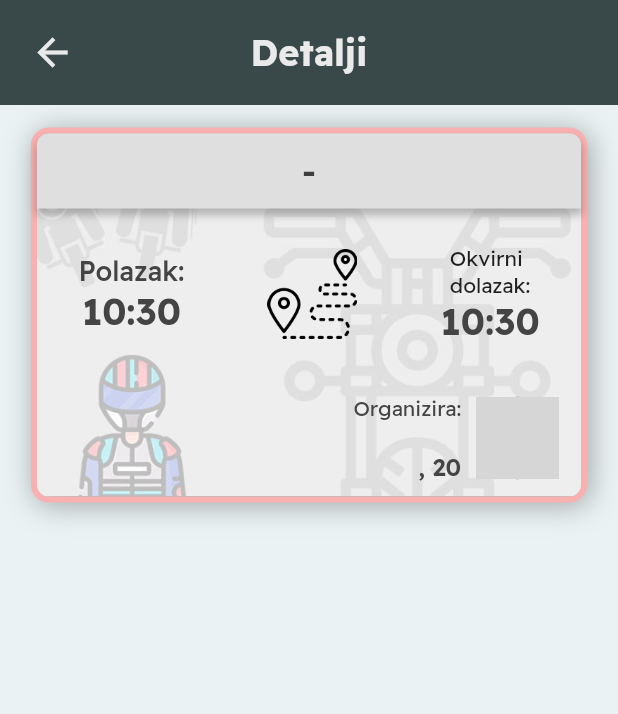
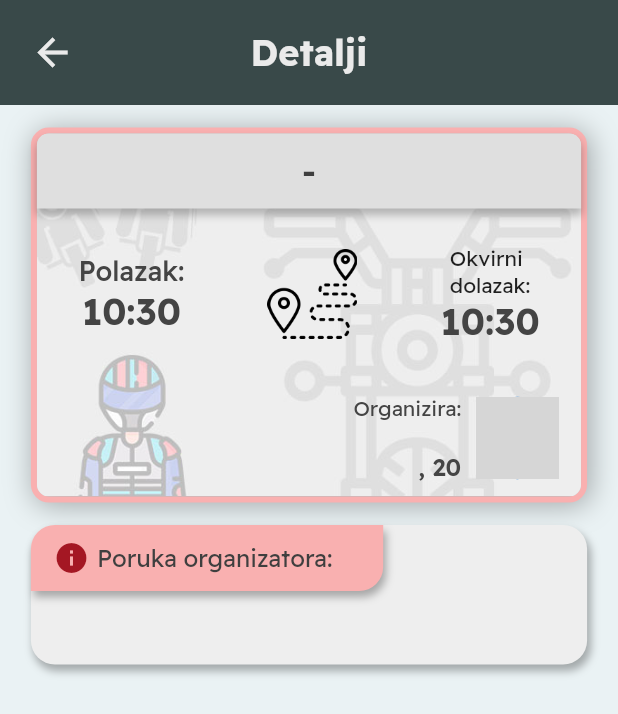
Before and after one commit to CroAnna/BikerZone, a Flutter app: the RideDetailsScreen screen opened directly with empty values, on a phone screen of 412 x 824 dp. Shown: the top 714 px of the screen. Run offline on Flutter 3.47's test engine with Material 2 defaults, Android fonts, the phone set to English and light mode, and no system bars; our stand-ins replace cloud_firestore, dot_navigation_bar, firebase_auth, firebase_core, firebase_storage, image_picker; accounts and stored records are empty; network calls fail; grey boxes are pictures that could not be loaded.

Commit message:
[ADD] organizer's message in ride details

```diff
--- a/lib/models/ride.dart
+++ b/lib/models/ride.dart
@@ -1,5 +1,3 @@
-import 'dart:ffi';
-
 import 'package:cloud_firestore/cloud_firestore.dart';
 
 class Ride {
--- a/lib/screens/find_ride_screen.dart
+++ b/lib/screens/find_ride_screen.dart
@@ -1,6 +1,5 @@
 import 'package:bikerzone/models/ride.dart';
 import 'package:bikerzone/models/user.dart';
-import 'package:bikerzone/screens/ride_details_screen.dart';
 import 'package:bikerzone/services/general_service.dart';
 import 'package:bikerzone/widgets/filter_dropdown_custom.dart';
 import 'package:bikerzone/widgets/ride_card_custom.dart';
@@ -33,8 +32,6 @@ class _FindRideScreenState extends State<FindRideScreen> {
 
   @override
   Widget build(BuildContext context) {
-    final screenWidth = MediaQuery.of(context).size.width;
-
     return Scaffold(
       backgroundColor: const Color(0xFFEAF2F4),
       body: SafeArea(
--- a/lib/screens/ride_details_screen.dart
+++ b/lib/screens/ride_details_screen.dart
@@ -24,7 +24,29 @@ class RideDetailsScreen extends StatelessWidget {
                 leftIcon: Icons.arrow_back,
                 mainText: "Detalji",
                 rightIcon: null),
-            Container(
+            DetailsCard1(screenWidth: screenWidth, ride: ride, user: user),
+            DetailsCard2(screenWidth: screenWidth, ride: ride, user: user),
+          ],
+        ),
+      )),
+    );
+  }
+}
+
+class DetailsCard1 extends StatelessWidget {
+  const DetailsCard1(
+      {super.key,
+      required this.screenWidth,
+      required this.ride,
+      required this.user});
+
+  final double screenWidth;
+  final Ride ride;
+  final UserC user;
+
+  @override
+  Widget build(BuildContext context) {
+    return Container(
       margin: const EdgeInsets.all(15),
       width: screenWidth * 0.9,
       height: 250,
@@ -168,10 +190,85 @@ class RideDetailsScreen extends StatelessWidget {
           )
         ],
       ),
+    );
+  }
+}
+
+class DetailsCard2 extends StatelessWidget {
+  const DetailsCard2(
+      {super.key,
+      required this.screenWidth,
+      required this.ride,
+      required this.user});
+
+  final double screenWidth;
+  final Ride ride;
+  final UserC user;
+
+  @override
+  Widget build(BuildContext context) {
+    return Container(
+      width: screenWidth * 0.9,
+      decoration: BoxDecoration(
+        color: const Color(0xFFEEEEEE),
+        borderRadius: BorderRadius.circular(16),
+        boxShadow: [
+          BoxShadow(
+            color: Colors.black.withOpacity(0.3),
+            blurRadius: 4,
+            offset: const Offset(2, 4),
+          )
+        ],
+      ),
+      child: Column(
+        crossAxisAlignment: CrossAxisAlignment.start,
+        children: [
+          Container(
+            width: screenWidth * 0.57,
+            decoration: BoxDecoration(
+              color: const Color(0xFFF9B0B0),
+              borderRadius: const BorderRadius.only(
+                  topLeft: Radius.circular(16),
+                  bottomRight: Radius.circular(16)),
+              boxShadow: [
+                BoxShadow(
+                  color: Colors.black.withOpacity(0.3),
+                  blurRadius: 4,
+                  offset: const Offset(2, 4),
+                )
+              ],
+            ),
+            child: const Padding(
+              padding: EdgeInsets.symmetric(horizontal: 15, vertical: 10),
+              child: Row(
+                children: [
+                  Icon(Icons.info, color: Color(0xFFA41723)),
+                  SizedBox(width: 5),
+                  Text(
+                    "Poruka organizatora:",
+                    style: TextStyle(
+                      fontSize: 16,
+                      fontWeight: FontWeight.w400,
+                      color: Color(0xFF3F3F3F),
+                    ),
                   ),
                 ],
               ),
-      )),
+            ),
+          ),
+          Padding(
+            padding: const EdgeInsets.all(15),
+            child: Text(
+              ride.message,
+              style: const TextStyle(
+                fontSize: 15,
+                fontWeight: FontWeight.w400,
+                color: Color(0xFF3F3F3F),
+              ),
+            ),
+          )
+        ],
+      ),
     );
   }
 }
--- a/lib/widgets/ride_card_custom.dart
+++ b/lib/widgets/ride_card_custom.dart
@@ -1,7 +1,6 @@
 import 'package:bikerzone/models/ride.dart';
 import 'package:bikerzone/models/user.dart';
 import 'package:bikerzone/screens/ride_details_screen.dart';
-import 'package:bikerzone/services/general_service.dart';
 import 'package:bikerzone/widgets/unanimated_route.dart';
 import 'package:flutter/material.dart';
 import 'package:intl/intl.dart';
```
Lines whose indentation alone changed are shown as unchanged.
